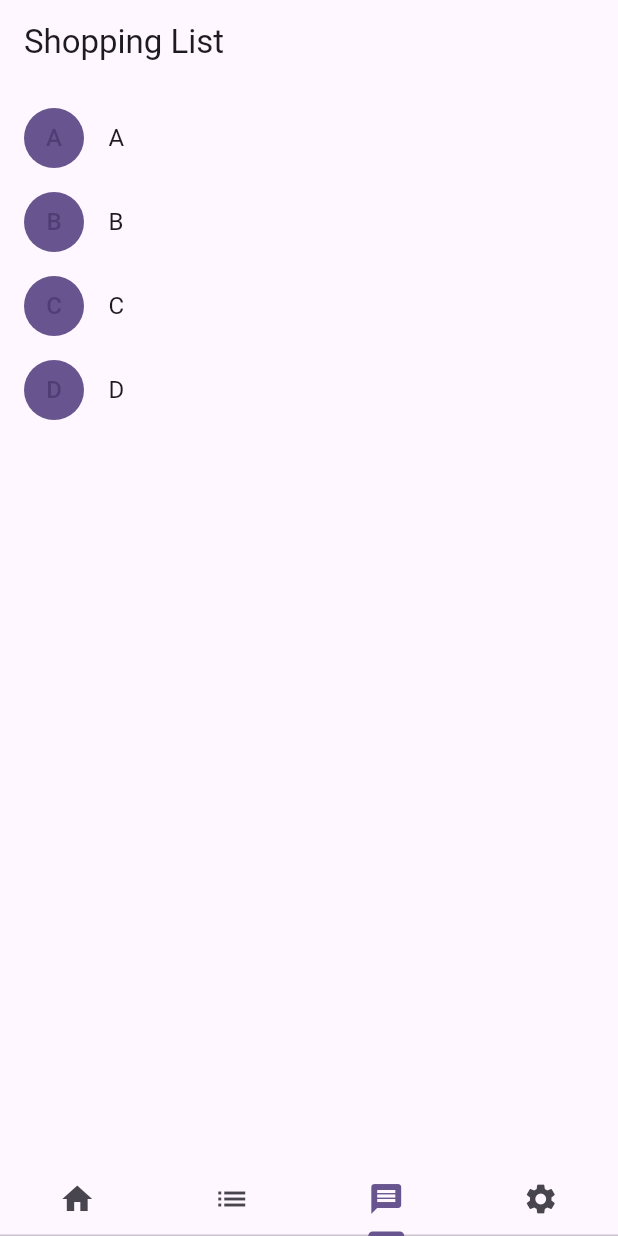
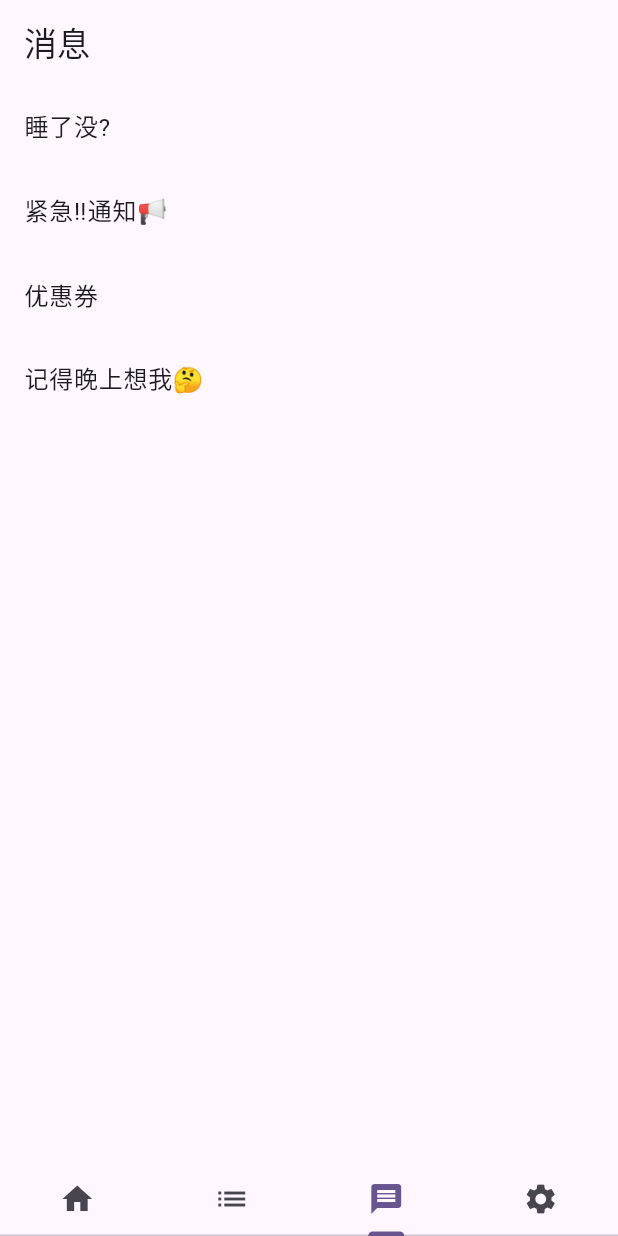
Before and after one commit to Haoke98/PassKeyVault, a Flutter app: the screen it shows after launch, item 3 of the bottom bar chosen, on a phone screen of 412 x 824 dp. Run offline on Flutter 3.47's test engine with Material 3 defaults, Android fonts, the phone set to English and light mode, and no system bars.

Commit message:
实现了消息页和设置页, 修复了Tab切换时报错的异常
Signed-off-by: Sadam·Sadik <1903249375@qq.com>

```diff
--- a/lib/main.dart
+++ b/lib/main.dart
@@ -1,5 +1,7 @@
 import 'package:all_keeper/models/product.dart';
 import 'package:all_keeper/pages/home.dart';
+import 'package:all_keeper/pages/messages.dart';
+import 'package:all_keeper/pages/settings.dart';
 import 'package:all_keeper/pages/shoppinglist.dart';
 import 'package:flutter/material.dart';
 
@@ -30,27 +32,45 @@ class MyApp extends StatelessWidget {
           colorScheme: ColorScheme.fromSeed(seedColor: Colors.deepPurple),
           useMaterial3: true,
         ),
-      home: DefaultTabController(
-        length: 3,
+        home: const DefaultTabController(
+          length: 4,
           child: Scaffold(
-          body: const TabBarView(children: [
+              body: TabBarView(children: [
                 MyHomePage(title: "首页"),
                 ShoppingList(products: [
                   Product(name: "A"),
                   Product(name: "B"),
                   Product(name: "C"),
                   Product(name: "D"),
+                ]),
+                MessagesPage(todos: [
+                  Product(name: "睡了没?"),
+                  Product(name: "紧急‼️通知📢"),
+                  Product(name: "优惠券"),
+                  Product(name: "记得晚上想我🤔️")
+                ]),
+                SettingsPage(todos: [
+                  Product(name: "通用设置"),
+                  Product(name: "隐私设置"),
+                  Product(name: "网络修复"),
+                  Product(name: "缓存清理")
                 ])
               ]),
               bottomNavigationBar: TabBar(tabs: [
-            Tab(icon: Icon(Icons.home),),
-            Tab(icon: Icon(Icons.list),),
-            Tab(icon: Icon(Icons.message),),
-            Tab(icon: Icon(Icons.settings),),
-          ])
+                Tab(
+                  icon: Icon(Icons.home),
                 ),
-      )
-    );
+                Tab(
+                  icon: Icon(Icons.list),
+                ),
+                Tab(
+                  icon: Icon(Icons.message),
+                ),
+                Tab(
+                  icon: Icon(Icons.settings),
+                ),
+              ])),
+        ));
   }
 }
 
--- /dev/null
+++ b/lib/pages/messages.dart
@@ -0,0 +1,28 @@
+import 'package:flutter/material.dart';
+
+import '../models/product.dart';
+
+class MessagesPage extends StatelessWidget {
+  // Requiring the list of todos.
+  const MessagesPage({super.key, required this.todos});
+
+  final List<Product> todos;
+
+  @override
+  Widget build(BuildContext context) {
+    return Scaffold(
+      appBar: AppBar(
+        title: const Text('消息'),
+      ),
+      //passing in the ListView.builder
+      body: ListView.builder(
+        itemCount: todos.length,
+        itemBuilder: (context, index) {
+          return ListTile(
+            title: Text(todos[index].name),
+          );
+        },
+      ),
+    );
+  }
+}
--- /dev/null
+++ b/lib/pages/settings.dart
@@ -0,0 +1,28 @@
+import 'package:flutter/material.dart';
+
+import '../models/product.dart';
+
+class SettingsPage extends StatelessWidget {
+  // Requiring the list of todos.
+  const SettingsPage({super.key, required this.todos});
+
+  final List<Product> todos;
+
+  @override
+  Widget build(BuildContext context) {
+    return Scaffold(
+      appBar: AppBar(
+        title: const Text('设置'),
+      ),
+      //passing in the ListView.builder
+      body: ListView.builder(
+        itemCount: todos.length,
+        itemBuilder: (context, index) {
+          return ListTile(
+            title: Text(todos[index].name),
+          );
+        },
+      ),
+    );
+  }
+}
```
Lines whose indentation alone changed are shown as unchanged.
